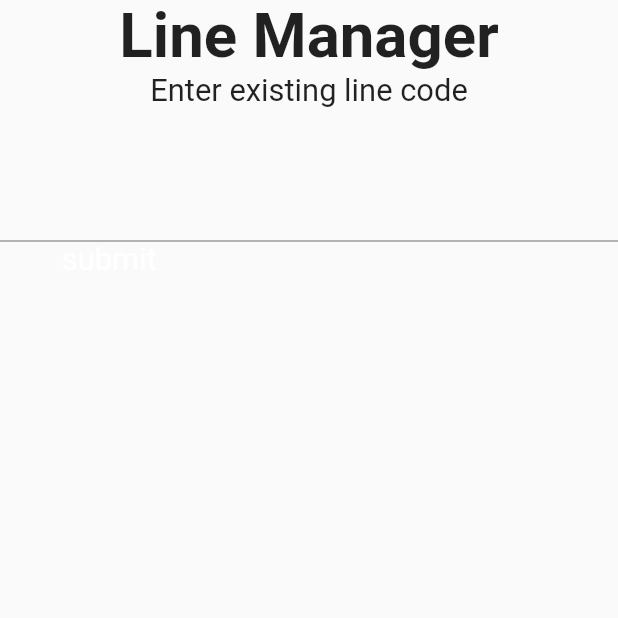
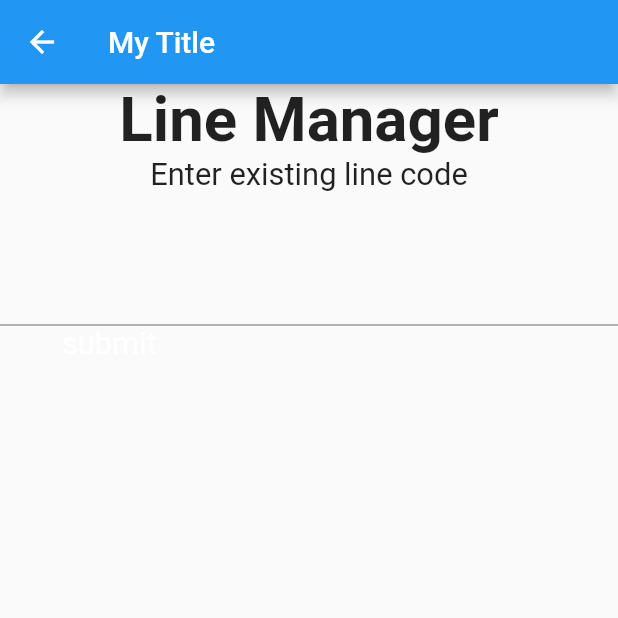
Before and after one commit to harryhannum/noline, a Flutter app: the screen it shows after launch, after a tap on "or create a line of your own", on a phone screen of 412 x 824 dp, the top half of it. Run offline on Flutter 3.47's test engine with Material 2 defaults, Android fonts, the phone set to English and light mode, and no system bars; missing offline and left inert: progress_button.

Commit message:
Added an app bar with a back button (which doesnt work yet)

```diff
--- a/lib/main.dart
+++ b/lib/main.dart
@@ -6,15 +6,35 @@ void main() {
   runApp(MyApp());
 }
 
+class MyAppBar extends AppBar {
+  MyAppBar(BuildContext context)
+      : super(
+          title: Text('My Title'),
+          leading: new IconButton(
+            icon: new Icon(Icons.arrow_back),
+            onPressed: () {
+              Navigator.pop(context);
+            },
+          ),
+        );
+}
+
 class MyApp extends StatelessWidget {
   @override
   Widget build(BuildContext context) {
+    MyAppBar appBar = MyAppBar(context);
     return MaterialApp(
-        title: 'Flutter Demo',
+        title: 'NOLINE',
+        initialRoute: '/',
+        routes: {
+          // When navigating to the "/" route, build the FirstScreen widget.
+          '/': (context) => MainMenu(appBar),
+          // When navigating to the "/second" route, build the SecondScreen widget.
+          '/manager-login': (context) => ManagerLogin(appBar)
+        },
         theme: ThemeData(
           primarySwatch: Colors.blue,
           visualDensity: VisualDensity.adaptivePlatformDensity,
-        ),
-        home: MainMenu());
+        ));
   }
 }
--- a/lib/screens/main_menu.dart
+++ b/lib/screens/main_menu.dart
@@ -2,6 +2,12 @@ import 'package:flutter/material.dart';
 import 'package:noLine/screens/manager_login.dart';
 
 class MainMenu extends StatefulWidget {
+  MainMenu(AppBar appBar) {
+    this.appBar = appBar;
+  }
+
+  AppBar appBar;
+
   @override
   _MainMenuState createState() => _MainMenuState();
 }
@@ -14,6 +20,7 @@ class _MainMenuState extends State<MainMenu> {
   @override
   Widget build(BuildContext context) {
     return Scaffold(
+      appBar: widget.appBar,
       body: Center(
         child: Container(
           margin: EdgeInsets.only(top: 70),
@@ -49,8 +56,7 @@ class _MainMenuState extends State<MainMenu> {
               InkWell(
                 onTap: () {
                   // Move to line management page
-                  Navigator.push(context,
-                      MaterialPageRoute(builder: (context) => ManagerLogin()));
+                  Navigator.pushNamed(context, '/manager-login');
                 },
                 child: Text(
                   'or create a line of your own',
--- a/lib/screens/manager_login.dart
+++ b/lib/screens/manager_login.dart
@@ -2,7 +2,11 @@ import 'package:flutter/material.dart';
 import 'package:progress_button/progress_button.dart';
 
 class ManagerLogin extends StatefulWidget {
-  ManagerLogin({Key key}) : super(key: key);
+  ManagerLogin(AppBar appBar, {Key key}) : super(key: key) {
+    this.appBar = appBar;
+  }
+
+  AppBar appBar;
 
   @override
   _ManagerLoginState createState() => _ManagerLoginState();
@@ -17,6 +21,7 @@ class _ManagerLoginState extends State<ManagerLogin> {
     TextStyle subTitleStyle = TextStyle(fontSize: screenSize.width / 20);
 
     return Scaffold(
+      appBar: widget.appBar,
       body: Center(
         child: Column(
           children: [
```
